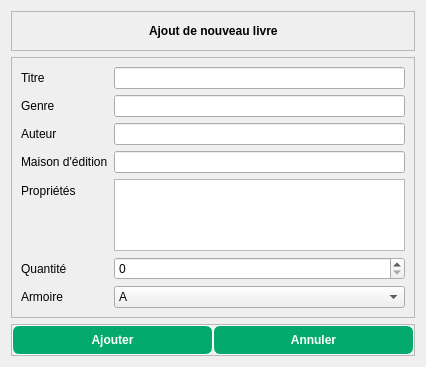
The window that ajoutlivreform.ui (Totelof10/biblio) describes before a commit, drawn with Qt 5.
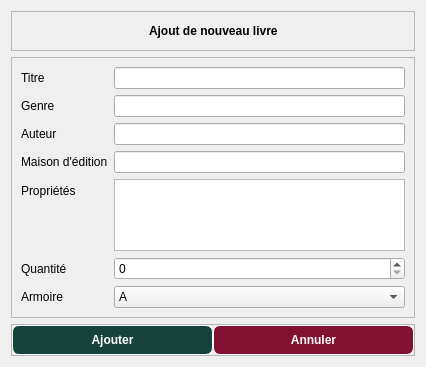
The same window after the commit.

```diff
--- a/ajoutlivreform.ui
+++ b/ajoutlivreform.ui
@@ -212,7 +212,7 @@
          <string notr="true">QPushButton{
 	border: 1px solid white;
 	border-radius: 7px;
-	background-color: #04AA6D;
+	background-color: #16423C;
 	color:white;
 	padding: 7px;
 }
@@ -236,7 +236,7 @@
          <string notr="true">QPushButton{
 	border: 1px solid white;
 	border-radius: 7px;
-	background-color: #04AA6D;
+	background-color: #821131;
 	color:white;
 	padding: 7px;
 }
```
Left out of the diff: 4 changed lines with no effect on the pictures.
